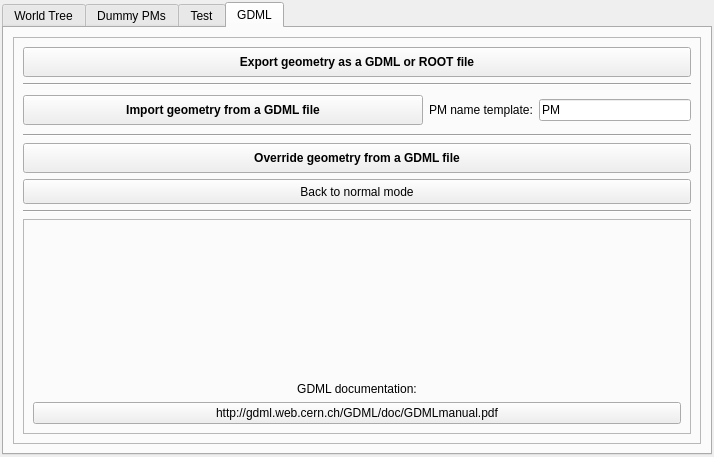
This is src/gui/detectoraddonswindow.ui in andrmor/ANTS2 as Qt 5 draws it before an edit. The edited form follows.
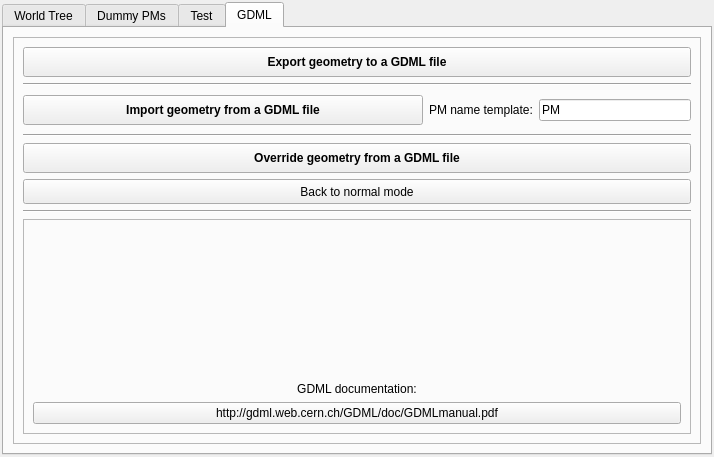
This is the edited form. The open tabs and pages were chosen to show the change.

Commit message: added script method for GDMl export

Patch:
```diff
--- a/src/gui/detectoraddonswindow.ui
+++ b/src/gui/detectoraddonswindow.ui
@@ -1053,7 +1053,7 @@
               </font>
              </property>
              <property name="text">
-              <string>Export geometry as a GDML or ROOT file</string>
+              <string>Export geometry to a GDML file</string>
              </property>
             </widget>
            </item>
```
The commit also changes 5 other files.
